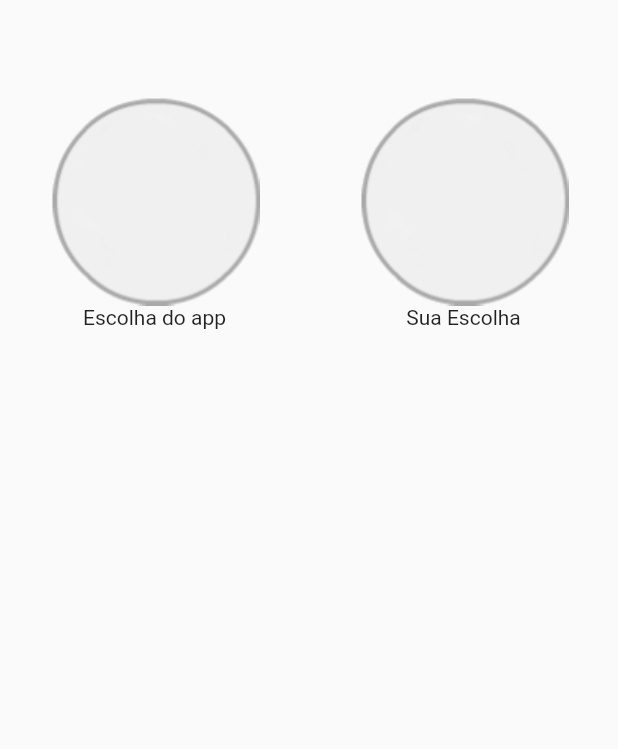
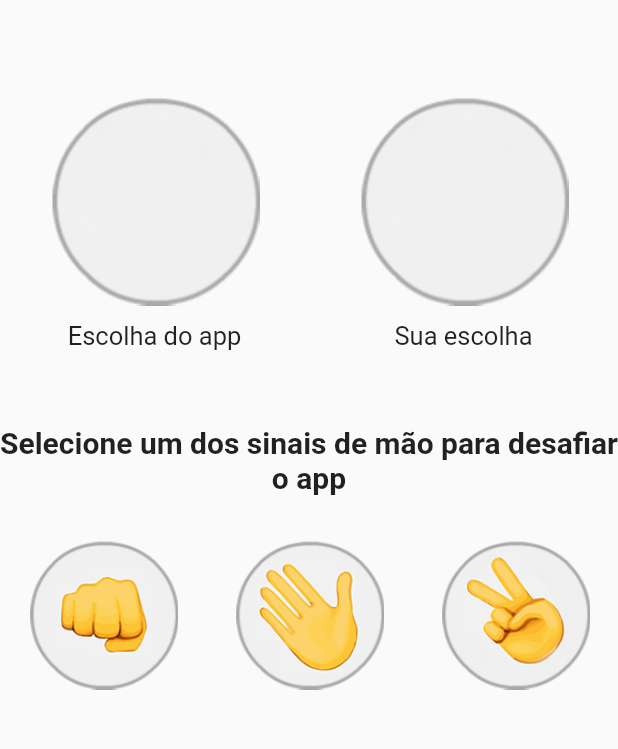
Before and after one commit to RicMerces/JokenPo, a Flutter app: the screen it shows after launch, on a phone screen of 412 x 824 dp, the part 173-922 px from its top. Run offline on Flutter 3.47's test engine with Material 2 defaults, Android fonts, the phone set to English and light mode, and no system bars.

Commit message:
UI Finalizada

```diff
--- a/jokenpo/lib/main.dart
+++ b/jokenpo/lib/main.dart
@@ -42,20 +42,81 @@ class _MainState extends State<JokenPo> {
                   children: [
                     Padding(padding: EdgeInsets.all(32)),
                     Image.asset('assets/image/padrao.png'),
-                    Text('Escolha do app'),
+                    const Padding(
+                      padding: EdgeInsets.only(top: 10),
+                      child: Text(
+                        'Escolha do app',
+                        style: TextStyle(
+                          fontSize: 17,
+                        ),
+                      ),
+                    )
                   ],
                 ),
                 Column(
                   children: [
                     Padding(padding: EdgeInsets.all(32)),
                     Image.asset('assets/image/padrao.png'),
-                    Text('Sua Escolha')
+                    const Padding(
+                      padding: EdgeInsets.only(top: 10),
+                      child: Text(
+                        'Sua escolha',
+                        style: TextStyle(
+                          fontSize: 17,
+                        ),
+                      ),
+                    )
                   ],
                 ),
               ],
             ),
-            Row(
-              mainAxisAlignment: MainAxisAlignment.center,
+            Column(
+              mainAxisAlignment: MainAxisAlignment.spaceEvenly,
+              children: [
+                const Padding(
+                  padding: EdgeInsets.only(top: 50, bottom: 20),
+                  child: Text(
+                    'Selecione um dos sinais de mão para desafiar o app',
+                    textAlign: TextAlign.center,
+                    style: TextStyle(fontSize: 20, fontWeight: FontWeight.bold),
+                  ),
+                ),
+                Row(
+                  mainAxisAlignment: MainAxisAlignment.spaceAround,
+                  children: [
+                    GestureDetector(
+                      onTap: () {},
+                      child: Padding(
+                        padding: EdgeInsets.all(10),
+                        child: Image.asset(
+                          'assets/image/pedra.png',
+                          width: 100,
+                        ),
+                      ),
+                    ),
+                    GestureDetector(
+                      onTap: () {},
+                      child: Padding(
+                        padding: EdgeInsets.all(10),
+                        child: Image.asset(
+                          'assets/image/papel.png',
+                          width: 100,
+                        ),
+                      ),
+                    ),
+                    GestureDetector(
+                      onTap: () {},
+                      child: Padding(
+                        padding: EdgeInsets.all(10),
+                        child: Image.asset(
+                          'assets/image/tesoura.png',
+                          width: 100,
+                        ),
+                      ),
+                    ),
+                  ],
+                )
+              ],
             )
           ],
         ),
```
